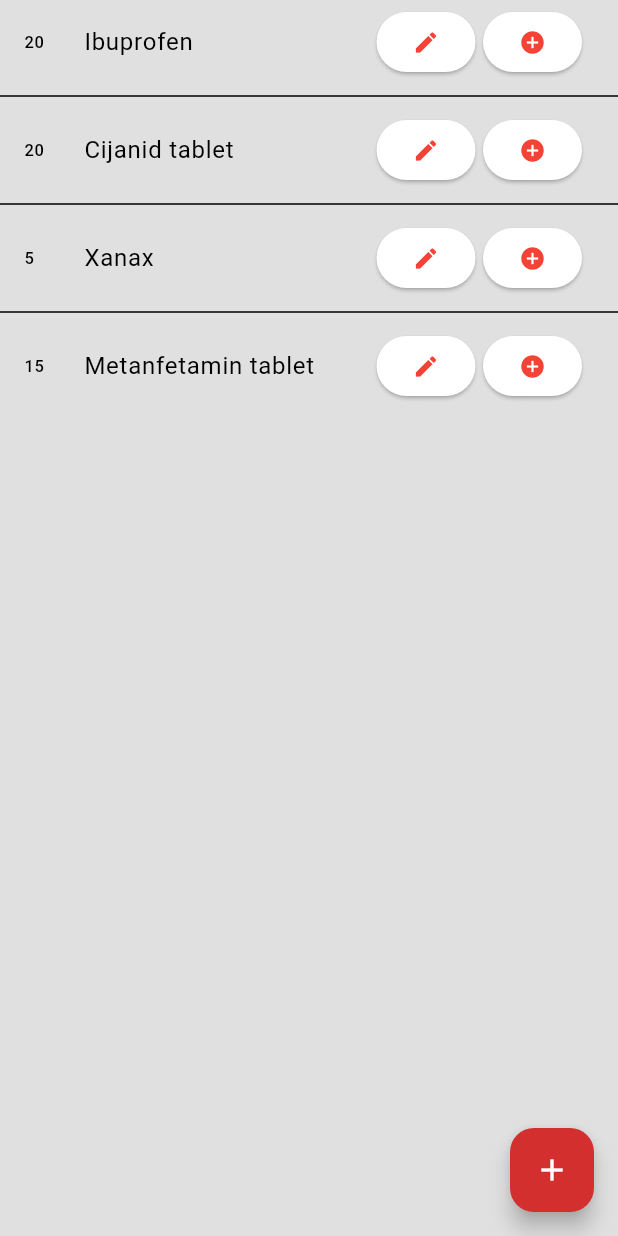
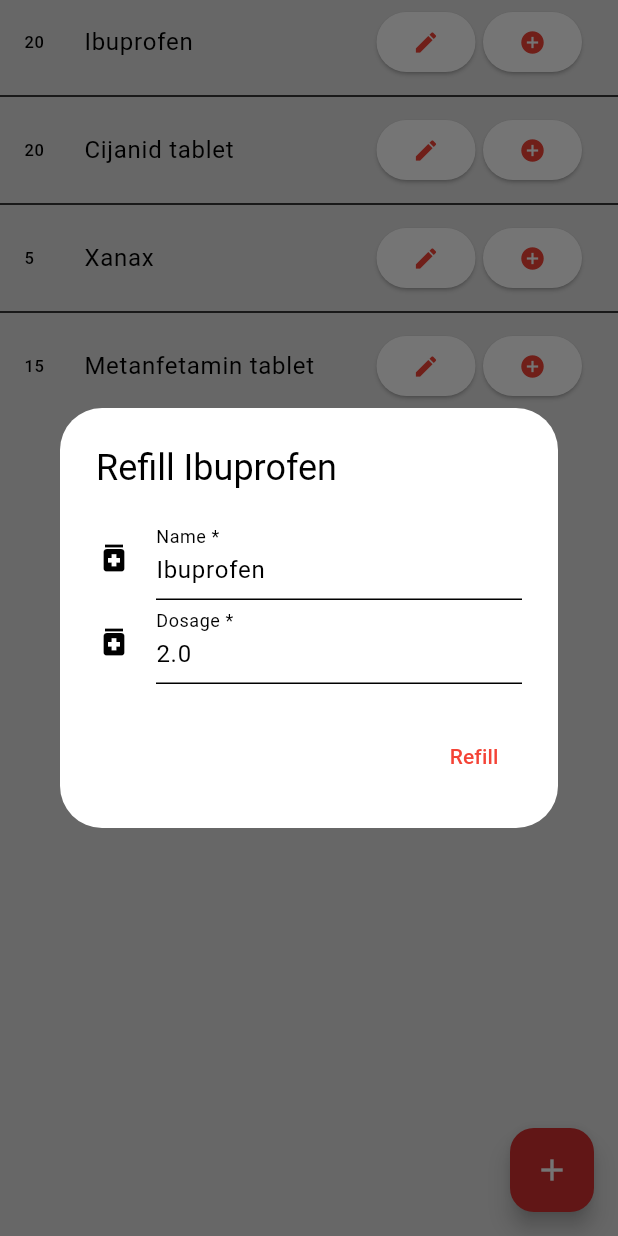
Before and after one commit to mzaninovic555/RMA_projekt_23-24, a Flutter app: the Medication screen opened directly, after a tap on the "edit" icon, on a phone screen of 412 x 824 dp. Run offline on Flutter 3.47's test engine with Material 3 defaults, Android fonts, the phone set to English and light mode, and no system bars; our stand-ins replace google_nav_bar, shared_preferences; accounts and stored records are empty.

Commit message:
Added editing

```diff
--- a/medicationapp/lib/pages/medication/medication.dart
+++ b/medicationapp/lib/pages/medication/medication.dart
@@ -11,7 +11,7 @@ class Medication extends StatefulWidget {
 }
 
 class _MedicationState extends State<Medication> {
-  List<MedicationType> mockMedication = [
+  static List<MedicationType> mockMedication = [
     MedicationType('Ibuprofen', 20, 2),
     MedicationType('Cijanid tablet', 20, 2),
     MedicationType('Xanax', 5, 0.5),
@@ -46,15 +46,23 @@ class _MedicationState extends State<Medication> {
               mainAxisSize: MainAxisSize.min,
               children: [
                 ElevatedButton(
-                  onPressed: () {},
+                  onPressed: () async {
+                    var editedMedication =
+                        await showEditDialog(mockMedication[index]);
+                    setState(() {
+                      mockMedication[index] = editedMedication!;
+                    });
+                  },
                   child: const Icon(Icons.edit),
                 ),
                 const SizedBox(width: 5),
                 ElevatedButton(
                   onPressed: () async {
-                    var modalValue = await showRefillDialog(mockMedication[index]);
+                    var modalValue =
+                        await showRefillDialog(mockMedication[index]);
                     setState(() {
-                      mockMedication[index].quantityRemaining += modalValue ?? 0;
+                      mockMedication[index].quantityRemaining +=
+                          modalValue ?? 0;
                     });
                   },
                   child: const Icon(Icons.add_circle),
@@ -87,7 +95,11 @@ class _MedicationState extends State<Medication> {
         actions: [
           TextButton(
             onPressed: () {
-              print('test test ${editModalController.text}');
+              ScaffoldMessenger.of(context).showSnackBar(
+                const SnackBar(
+                  content: Text('Medication refilled!'),
+                ),
+              );
               Navigator.pop(
                   context, int.tryParse(editModalController.text) ?? 0);
             },
@@ -97,4 +109,77 @@ class _MedicationState extends State<Medication> {
       ),
     );
   }
+
+  Future<MedicationType?> showEditDialog(MedicationType medication) {
+    final formKey = GlobalKey<FormState>();
+    final nameController = TextEditingController(text: medication.name);
+    final dosageController = TextEditingController(text: medication.dosage.toString());
+
+    return showDialog<MedicationType?>(
+      context: context,
+      builder: (context) => AlertDialog(
+        title: Text('Refill ${medication.name}'),
+        content: Form(
+          key: formKey,
+          child: Column(
+            mainAxisSize: MainAxisSize.min,
+            children: [
+              TextFormField(
+                decoration: const InputDecoration(
+                  icon: Icon(Icons.medication),
+                  hintText: 'Name on the label',
+                  label: Text('Name *'),
+                ),
+                controller: nameController,
+                validator: (value) {
+                  if (value == null || value.isEmpty) {
+                    return 'Enter the name of the medication';
+                  }
+                  return null;
+                },
+              ),
+              TextFormField(
+                decoration: const InputDecoration(
+                  icon: Icon(Icons.medication),
+                  hintText: 'How many do you take at a time?',
+                  label: Text('Dosage *'),
+                ),
+                keyboardType: TextInputType.number,
+                controller: dosageController,
+                validator: (value) {
+                  if (value == null || value.isEmpty) {
+                    return 'Dosage is required';
+                  }
+                  if (double.tryParse(value) == 0.0) {
+                    return 'Your dosage cannot be zero';
+                  }
+                  return null;
+                },
+              ),
+            ],
+          ),
+        ),
+        actions: [
+          TextButton(
+            onPressed: () {
+              if (formKey.currentState!.validate()) {
+                ScaffoldMessenger.of(context).showSnackBar(
+                  const SnackBar(
+                    content: Text('Medication edited successfully'),
+                  ),
+                );
+
+                var editedMedication = MedicationType(
+                    nameController.text,
+                    medication.quantityRemaining,
+                    double.tryParse(dosageController.text)!);
+                Navigator.pop(context, editedMedication);
+              }
+            },
+            child: const Text('Refill'),
+          )
+        ],
+      ),
+    );
+  }
 }
```
